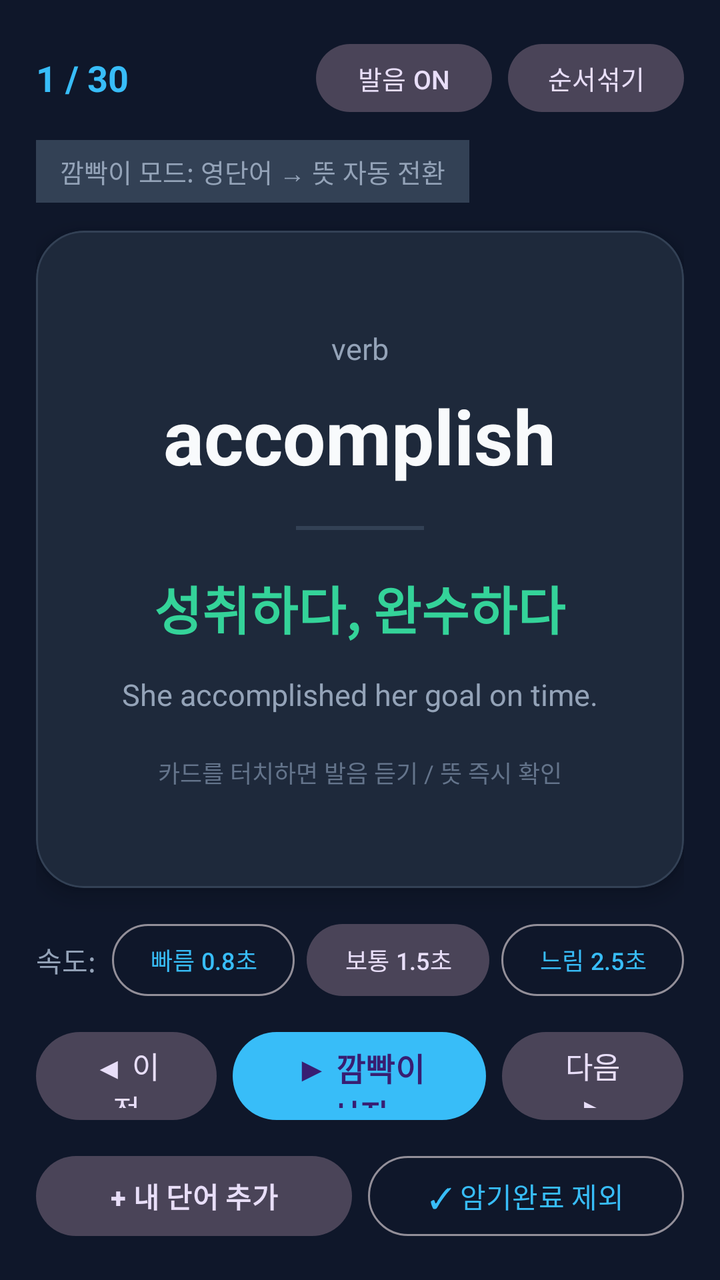
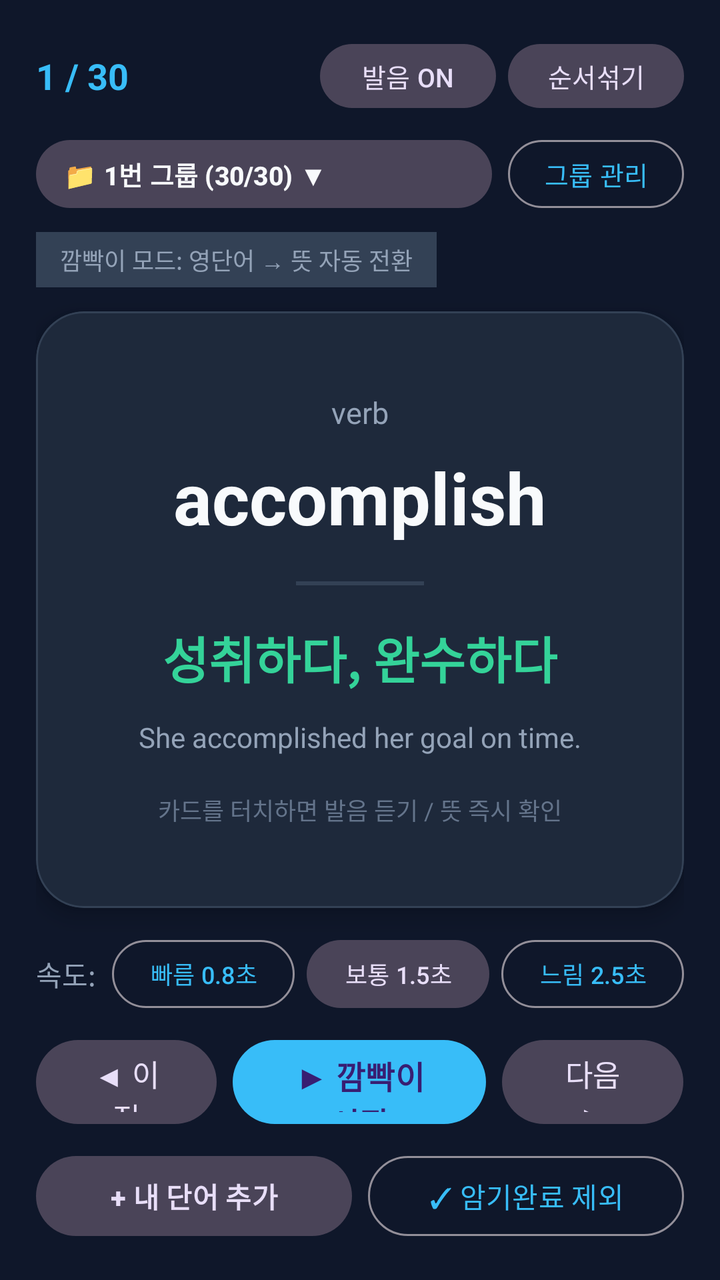

Two renders of the same Android screen: before a commit and after it. Below are the layout's source before the change and the commit's diff.
<!-- AndroidManifest.xml: application theme Theme.KkamppagiEnglish -->
<!-- res/layout/activity_main.xml -->
<?xml version="1.0" encoding="utf-8"?>
<LinearLayout xmlns:android="http://schemas.android.com/apk/res/android"
    xmlns:app="http://schemas.android.com/apk/res-auto"
    android:id="@+id/rootMain"
    android:layout_width="match_parent"
    android:layout_height="match_parent"
    android:background="@color/bg_primary"
    android:orientation="vertical"
    android:padding="18dp">

    <LinearLayout
        android:layout_width="match_parent"
        android:layout_height="wrap_content"
        android:gravity="center_vertical"
        android:orientation="horizontal">

        <TextView
            android:id="@+id/tvProgress"
            android:layout_width="0dp"
            android:layout_height="wrap_content"
            android:layout_weight="1"
            android:text="1 / 30"
            android:textColor="@color/accent_blue"
            android:textSize="18sp"
            android:textStyle="bold" />

        <Button
            android:id="@+id/btnTtsToggle"
            style="@style/Widget.Material3.Button.TonalButton"
            android:layout_width="wrap_content"
            android:layout_height="42dp"
            android:layout_marginEnd="8dp"
            android:paddingHorizontal="14dp"
            android:text="발음 ON"
            android:textSize="13sp" />

        <Button
            android:id="@+id/btnShuffle"
            style="@style/Widget.Material3.Button.TonalButton"
            android:layout_width="wrap_content"
            android:layout_height="42dp"
            android:paddingHorizontal="14dp"
            android:text="순서섞기"
            android:textSize="13sp" />
    </LinearLayout>

    <TextView
        android:id="@+id/tvPhaseHint"
        android:layout_width="wrap_content"
        android:layout_height="wrap_content"
        android:layout_marginTop="10dp"
        android:background="@color/chip_bg"
        android:paddingHorizontal="12dp"
        android:paddingVertical="6dp"
        android:text="깜빡이 모드: 영단어 → 뜻 자동 전환"
        android:textColor="@color/text_secondary"
        android:textSize="13sp" />

    <com.google.android.material.card.MaterialCardView
        android:id="@+id/cardFlash"
        android:layout_width="match_parent"
        android:layout_height="0dp"
        android:layout_marginVertical="14dp"
        android:layout_weight="1"
        app:cardBackgroundColor="@color/card_surface"
        app:cardCornerRadius="24dp"
        app:cardElevation="6dp"
        app:strokeColor="@color/divider_color"
        app:strokeWidth="1dp">

        <LinearLayout
            android:layout_width="match_parent"
            android:layout_height="match_parent"
            android:gravity="center"
            android:orientation="vertical"
            android:padding="24dp">

            <TextView
                android:id="@+id/tvPartOfSpeech"
                android:layout_width="wrap_content"
                android:layout_height="wrap_content"
                android:text="verb"
                android:textColor="@color/text_secondary"
                android:textSize="15sp" />

            <TextView
                android:id="@+id/tvEnglishWord"
                android:layout_width="wrap_content"
                android:layout_height="wrap_content"
                android:layout_marginTop="8dp"
                android:gravity="center"
                android:text="accomplish"
                android:textColor="@color/text_primary"
                android:textSize="38sp"
                android:textStyle="bold" />

            <View
                android:layout_width="64dp"
                android:layout_height="2dp"
                android:layout_marginVertical="20dp"
                android:background="@color/divider_color" />

            <TextView
                android:id="@+id/tvKoreanMeaning"
                android:layout_width="wrap_content"
                android:layout_height="wrap_content"
                android:gravity="center"
                android:text="성취하다, 완수하다"
                android:textColor="@color/accent_emerald"
                android:textSize="26sp"
                android:textStyle="bold" />

            <TextView
                android:id="@+id/tvExample"
                android:layout_width="wrap_content"
                android:layout_height="wrap_content"
                android:layout_marginTop="14dp"
                android:gravity="center"
                android:text="She accomplished her goal on time."
                android:textColor="@color/text_secondary"
                android:textSize="15sp" />

            <TextView
                android:layout_width="wrap_content"
                android:layout_height="wrap_content"
                android:layout_marginTop="20dp"
                android:text="카드를 터치하면 발음 듣기 / 뜻 즉시 확인"
                android:textColor="#64748B"
                android:textSize="12sp" />
        </LinearLayout>
    </com.google.android.material.card.MaterialCardView>

    <LinearLayout
        android:layout_width="match_parent"
        android:layout_height="wrap_content"
        android:layout_marginBottom="10dp"
        android:gravity="center_vertical"
        android:orientation="horizontal">

        <TextView
            android:layout_width="wrap_content"
            android:layout_height="wrap_content"
            android:layout_marginEnd="8dp"
            android:text="속도:"
            android:textColor="@color/text_secondary"
            android:textSize="14sp" />

        <Button
            android:id="@+id/btnSpeedFast"
            style="@style/Widget.Material3.Button.OutlinedButton"
            android:layout_width="0dp"
            android:layout_height="44dp"
            android:layout_marginEnd="6dp"
            android:layout_weight="1"
            android:maxLines="1"
            android:paddingHorizontal="4dp"
            android:text="빠름 0.8초"
            android:textSize="12sp" />

        <Button
            android:id="@+id/btnSpeedNormal"
            style="@style/Widget.Material3.Button.TonalButton"
            android:layout_width="0dp"
            android:layout_height="44dp"
            android:layout_marginEnd="6dp"
            android:layout_weight="1"
            android:maxLines="1"
            android:paddingHorizontal="4dp"
            android:text="보통 1.5초"
            android:textSize="12sp" />

        <Button
            android:id="@+id/btnSpeedSlow"
            style="@style/Widget.Material3.Button.OutlinedButton"
            android:layout_width="0dp"
            android:layout_height="44dp"
            android:layout_weight="1"
            android:maxLines="1"
            android:paddingHorizontal="4dp"
            android:text="느림 2.5초"
            android:textSize="12sp" />
    </LinearLayout>

    <LinearLayout
        android:layout_width="match_parent"
        android:layout_height="wrap_content"
        android:layout_marginBottom="10dp"
        android:gravity="center"
        android:orientation="horizontal">

        <Button
            android:id="@+id/btnPrev"
            style="@style/Widget.Material3.Button.TonalButton"
            android:layout_width="0dp"
            android:layout_height="52dp"
            android:layout_marginEnd="8dp"
            android:layout_weight="1"
            android:text="◀ 이전"
            android:textSize="15sp" />

        <Button
            android:id="@+id/btnPlayPause"
            android:layout_width="0dp"
            android:layout_height="52dp"
            android:layout_marginEnd="8dp"
            android:layout_weight="1.4"
            android:text="▶ 깜빡이 시작"
            android:textSize="16sp"
            android:textStyle="bold" />

        <Button
            android:id="@+id/btnNext"
            style="@style/Widget.Material3.Button.TonalButton"
            android:layout_width="0dp"
            android:layout_height="52dp"
            android:layout_weight="1"
            android:text="다음 ▶"
            android:textSize="15sp" />
    </LinearLayout>

    <LinearLayout
        android:layout_width="match_parent"
        android:layout_height="wrap_content"
        android:orientation="horizontal">

        <Button
            android:id="@+id/btnAddWord"
            style="@style/Widget.Material3.Button.TonalButton"
            android:layout_width="0dp"
            android:layout_height="48dp"
            android:layout_marginEnd="8dp"
            android:layout_weight="1"
            android:text="+ 내 단어 추가"
            android:textSize="14sp"
            android:textStyle="bold" />

        <Button
            android:id="@+id/btnMemorized"
            style="@style/Widget.Material3.Button.OutlinedButton"
            android:layout_width="0dp"
            android:layout_height="48dp"
            android:layout_weight="1"
            android:text="✓ 암기완료 제외"
            android:textSize="14sp" />
    </LinearLayout>

</LinearLayout>
<!-- resources referenced by this layout -->
<resources>
  <color name="accent_blue">#38BDF8</color>
  <color name="accent_emerald">#34D399</color>
  <color name="bg_primary">#0F172A</color>
  <color name="card_surface">#1E293B</color>
  <color name="chip_bg">#334155</color>
  <color name="divider_color">#334155</color>
  <color name="text_primary">#F8FAFC</color>
  <color name="text_secondary">#94A3B8</color>
  <style name="Theme.KkamppagiEnglish" parent="Theme.Material3.Dark.NoActionBar">
          <item name="colorPrimary">@color/accent_blue</item>
          <item name="android:statusBarColor">@android:color/transparent</item>
          <item name="android:navigationBarColor">@android:color/transparent</item>
          <item name="android:windowBackground">@color/bg_primary</item>
      </style>
</resources>

<!-- the commit's change to res/layout/activity_main.xml (unified diff, before → after) -->
@@ -8,6 +8,7 @@
     android:orientation="vertical"
     android:padding="18dp">
 
+    
     <LinearLayout
         android:layout_width="match_parent"
         android:layout_height="wrap_content"
@@ -28,9 +29,9 @@
             android:id="@+id/btnTtsToggle"
             style="@style/Widget.Material3.Button.TonalButton"
             android:layout_width="wrap_content"
-            android:layout_height="42dp"
-            android:layout_marginEnd="8dp"
-            android:paddingHorizontal="14dp"
+            android:layout_height="40dp"
+            android:layout_marginEnd="6dp"
+            android:paddingHorizontal="12dp"
             android:text="발음 ON"
             android:textSize="13sp" />
 
@@ -38,29 +39,66 @@
             android:id="@+id/btnShuffle"
             style="@style/Widget.Material3.Button.TonalButton"
             android:layout_width="wrap_content"
-            android:layout_height="42dp"
-            android:paddingHorizontal="14dp"
+            android:layout_height="40dp"
+            android:paddingHorizontal="12dp"
             android:text="순서섞기"
             android:textSize="13sp" />
     </LinearLayout>
 
+    
+    <LinearLayout
+        android:layout_width="match_parent"
+        android:layout_height="wrap_content"
+        android:layout_marginTop="8dp"
+        android:gravity="center_vertical"
+        android:orientation="horizontal">
+
+        <Button
+            android:id="@+id/btnCurrentGroup"
+            style="@style/Widget.Material3.Button.TonalButton"
+            android:layout_width="0dp"
+            android:layout_height="42dp"
+            android:layout_marginEnd="8dp"
+            android:layout_weight="1"
+            android:ellipsize="end"
+            android:gravity="start|center_vertical"
+            android:maxLines="1"
+            android:paddingHorizontal="14dp"
+            android:text="📁 1번 그룹 (30/30) ▼"
+            android:textColor="@color/text_primary"
+            android:textSize="13sp"
+            android:textStyle="bold" />
+
+        <Button
+            android:id="@+id/btnManageGroups"
+            style="@style/Widget.Material3.Button.OutlinedButton"
+            android:layout_width="wrap_content"
+            android:layout_height="42dp"
+            android:paddingHorizontal="12dp"
+            android:text="그룹 관리"
+            android:textColor="@color/accent_blue"
+            android:textSize="13sp" />
+    </LinearLayout>
+
+    
     <TextView
         android:id="@+id/tvPhaseHint"
         android:layout_width="wrap_content"
         android:layout_height="wrap_content"
-        android:layout_marginTop="10dp"
+        android:layout_marginTop="8dp"
         android:background="@color/chip_bg"
         android:paddingHorizontal="12dp"
-        android:paddingVertical="6dp"
+        android:paddingVertical="5dp"
         android:text="깜빡이 모드: 영단어 → 뜻 자동 전환"
         android:textColor="@color/text_secondary"
-        android:textSize="13sp" />
-
+        android:textSize="12sp" />
+
+    
     <com.google.android.material.card.MaterialCardView
         android:id="@+id/cardFlash"
         android:layout_width="match_parent"
         android:layout_height="0dp"
-        android:layout_marginVertical="14dp"
+        android:layout_marginVertical="12dp"
         android:layout_weight="1"
         app:cardBackgroundColor="@color/card_surface"
         app:cardCornerRadius="24dp"
@@ -73,7 +111,7 @@
             android:layout_height="match_parent"
             android:gravity="center"
             android:orientation="vertical"
-            android:padding="24dp">
+            android:padding="22dp">
 
             <TextView
                 android:id="@+id/tvPartOfSpeech"
@@ -91,13 +129,13 @@
                 android:gravity="center"
                 android:text="accomplish"
                 android:textColor="@color/text_primary"
-                android:textSize="38sp"
+                android:textSize="36sp"
                 android:textStyle="bold" />
 
             <View
                 android:layout_width="64dp"
                 android:layout_height="2dp"
-                android:layout_marginVertical="20dp"
+                android:layout_marginVertical="18dp"
                 android:background="@color/divider_color" />
 
             <TextView
@@ -107,33 +145,35 @@
                 android:gravity="center"
                 android:text="성취하다, 완수하다"
                 android:textColor="@color/accent_emerald"
-                android:textSize="26sp"
+                android:textSize="25sp"
                 android:textStyle="bold" />
 
             <TextView
                 android:id="@+id/tvExample"
                 android:layout_width="wrap_content"
                 android:layout_height="wrap_content"
-                android:layout_marginTop="14dp"
+                android:layout_marginTop="12dp"
                 android:gravity="center"
                 android:text="She accomplished her goal on time."
                 android:textColor="@color/text_secondary"
-                android:textSize="15sp" />
-
-            <TextView
-                android:layout_width="wrap_content"
-                android:layout_height="wrap_content"
-                android:layout_marginTop="20dp"
+                android:textSize="14sp" />
+
+            <TextView
+                android:id="@+id/tvCardTip"
+                android:layout_width="wrap_content"
+                android:layout_height="wrap_content"
+                android:layout_marginTop="18dp"
                 android:text="카드를 터치하면 발음 듣기 / 뜻 즉시 확인"
                 android:textColor="#64748B"
                 android:textSize="12sp" />
         </LinearLayout>
     </com.google.android.material.card.MaterialCardView>
 
-    <LinearLayout
-        android:layout_width="match_parent"
-        android:layout_height="wrap_content"
-        android:layout_marginBottom="10dp"
+    
+    <LinearLayout
+        android:layout_width="match_parent"
+        android:layout_height="wrap_content"
+        android:layout_marginBottom="8dp"
         android:gravity="center_vertical"
         android:orientation="horizontal">
 
@@ -149,7 +189,7 @@
             android:id="@+id/btnSpeedFast"
             style="@style/Widget.Material3.Button.OutlinedButton"
             android:layout_width="0dp"
-            android:layout_height="44dp"
+            android:layout_height="42dp"
             android:layout_marginEnd="6dp"
             android:layout_weight="1"
             android:maxLines="1"
@@ -161,7 +201,7 @@
             android:id="@+id/btnSpeedNormal"
             style="@style/Widget.Material3.Button.TonalButton"
             android:layout_width="0dp"
-            android:layout_height="44dp"
+            android:layout_height="42dp"
             android:layout_marginEnd="6dp"
             android:layout_weight="1"
             android:maxLines="1"
@@ -173,7 +213,7 @@
             android:id="@+id/btnSpeedSlow"
             style="@style/Widget.Material3.Button.OutlinedButton"
             android:layout_width="0dp"
-            android:layout_height="44dp"
+            android:layout_height="42dp"
             android:layout_weight="1"
             android:maxLines="1"
             android:paddingHorizontal="4dp"
@@ -181,10 +221,11 @@
             android:textSize="12sp" />
     </LinearLayout>
 
-    <LinearLayout
-        android:layout_width="match_parent"
-        android:layout_height="wrap_content"
-        android:layout_marginBottom="10dp"
+    
+    <LinearLayout
+        android:layout_width="match_parent"
+        android:layout_height="wrap_content"
+        android:layout_marginBottom="8dp"
         android:gravity="center"
         android:orientation="horizontal">
 
@@ -192,7 +233,7 @@
             android:id="@+id/btnPrev"
             style="@style/Widget.Material3.Button.TonalButton"
             android:layout_width="0dp"
-            android:layout_height="52dp"
+            android:layout_height="50dp"
             android:layout_marginEnd="8dp"
             android:layout_weight="1"
             android:text="◀ 이전"
@@ -201,7 +242,7 @@
         <Button
             android:id="@+id/btnPlayPause"
             android:layout_width="0dp"
-            android:layout_height="52dp"
+            android:layout_height="50dp"
             android:layout_marginEnd="8dp"
             android:layout_weight="1.4"
             android:text="▶ 깜빡이 시작"
@@ -212,12 +253,13 @@
             android:id="@+id/btnNext"
             style="@style/Widget.Material3.Button.TonalButton"
             android:layout_width="0dp"
-            android:layout_height="52dp"
+            android:layout_height="50dp"
             android:layout_weight="1"
             android:text="다음 ▶"
             android:textSize="15sp" />
     </LinearLayout>
 
+    
     <LinearLayout
         android:layout_width="match_parent"
         android:layout_height="wrap_content"
